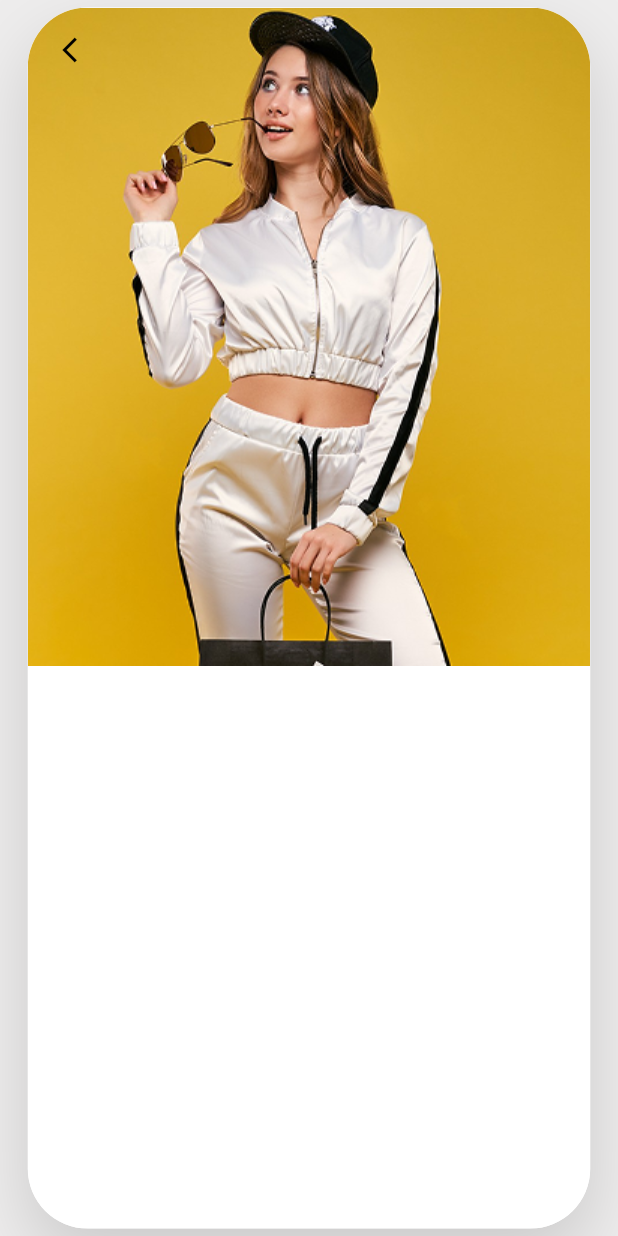
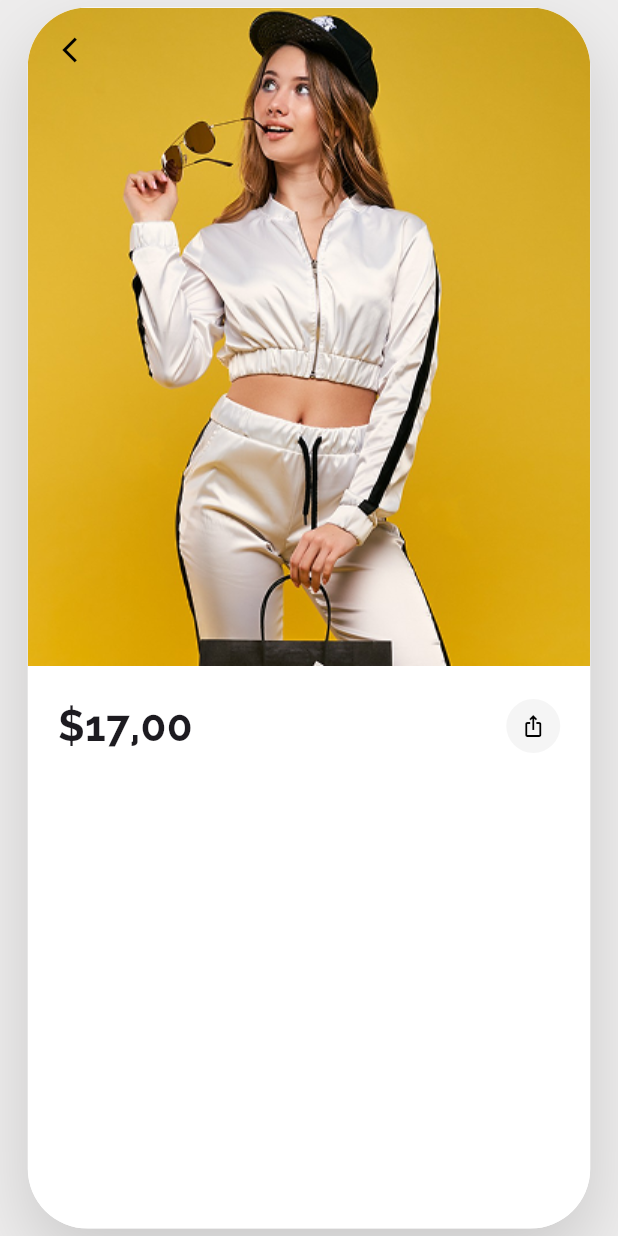
Before and after one commit to daneelsa31/full_product_page, a Flutter app: the screen it shows after launch, on a phone screen of 412 x 824 dp. Run offline on Flutter 3.47's test engine with Material 3 defaults, Android fonts, the phone set to English and light mode, and no system bars.

Commit message:
feat: add product header section with price and share button

```diff
--- a/lib/main.dart
+++ b/lib/main.dart
@@ -46,34 +46,33 @@ class ProductDetailPage extends StatelessWidget {
   @override
   Widget build(BuildContext context) {
     return Scaffold(
-      // The background color for the actual page content
       backgroundColor: const Color.fromARGB(255, 255, 255, 255),
       body: Stack(
         children: [
           CustomScrollView(
             slivers: [
-              // 1. HERO IMAGE HEADER
               SliverAppBar(
-                expandedHeight: 439, // Exact height from your final code
-                pinned: true,        // Keeps the back button visible at the top
+                expandedHeight: 439,
+                pinned: true,
                 backgroundColor: Colors.white,
                 elevation: 0,
-                leading: const Icon(
-                  Icons.arrow_back_ios_new,
-                  color: Colors.black,
-                  size: 20,
+                leading: const Icon(Icons.arrow_back_ios_new, color: Colors.black, size: 20),
+                flexibleSpace: FlexibleSpaceBar(
+                  background: Image.asset('assets/images/mainpic.png', fit: BoxFit.cover),
                 ),
-                flexibleSpace: FlexibleSpaceBar(
-                  background: Image.asset(
-                    'assets/images/mainpic.png', // Using your specific asset path
-                    fit: BoxFit.cover,
+              ),
+              // --- UPDATED: Replacing placeholder with actual Column ---
+              SliverToBoxAdapter(
+                child: Padding(
+                  padding: const EdgeInsets.all(20.0),
+                  child: Column(
+                    crossAxisAlignment: CrossAxisAlignment.start,
+                    children: [
+                      _buildHeaderSection(),
+                      const SizedBox(height: 1000), // Keep temp height for scrolling
+                    ],
                   ),
                 ),
-              ),
-
-              // 2. MAIN CONTENT AREA (Placeholder to allow scrolling)
-              const SliverToBoxAdapter(
-                child: SizedBox(height: 1000),
               ),
             ],
           ),
@@ -81,4 +80,26 @@ class ProductDetailPage extends StatelessWidget {
       ),
     );
   }
+
+  // --- NEW: Helper method for Price and Share Icon ---
+  Widget _buildHeaderSection() {
+    return Row(
+      mainAxisAlignment: MainAxisAlignment.spaceBetween,
+      children: [
+        const Text(
+          '\$17,00',
+          style: TextStyle(
+            fontSize: 28,
+            fontWeight: FontWeight.bold,
+            fontFamily: 'Raleway',
+          ),
+        ),
+        CircleAvatar(
+          backgroundColor: Colors.grey[100],
+          radius: 18,
+          child: const Icon(Icons.ios_share, size: 16, color: Colors.black),
+        ),
+      ],
+    );
+  }
 }
```
